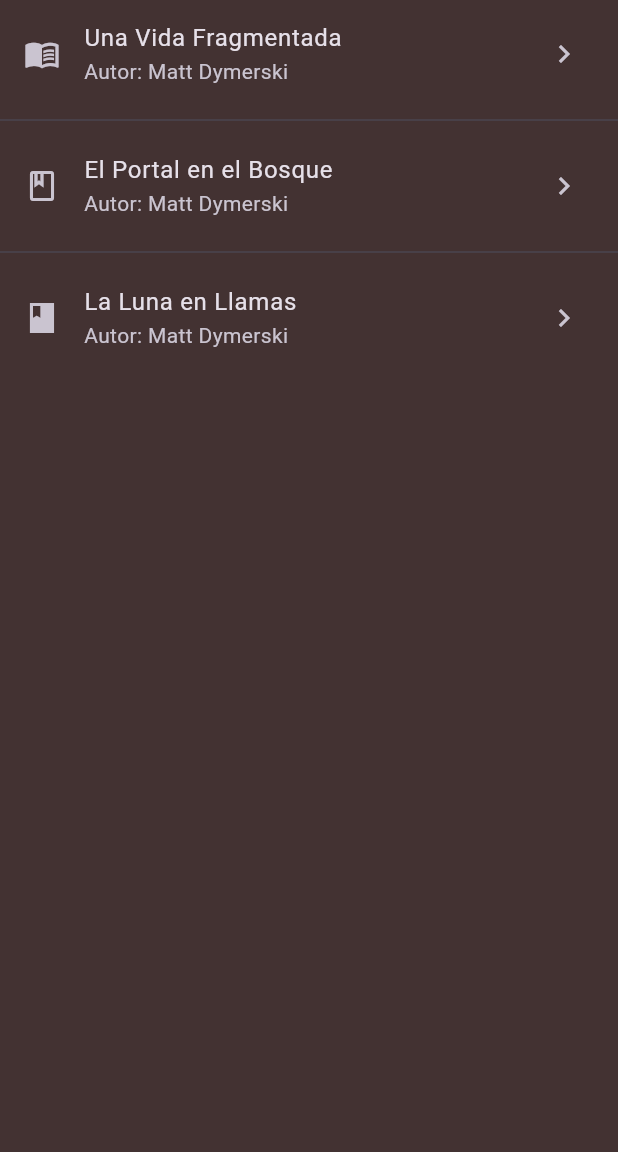
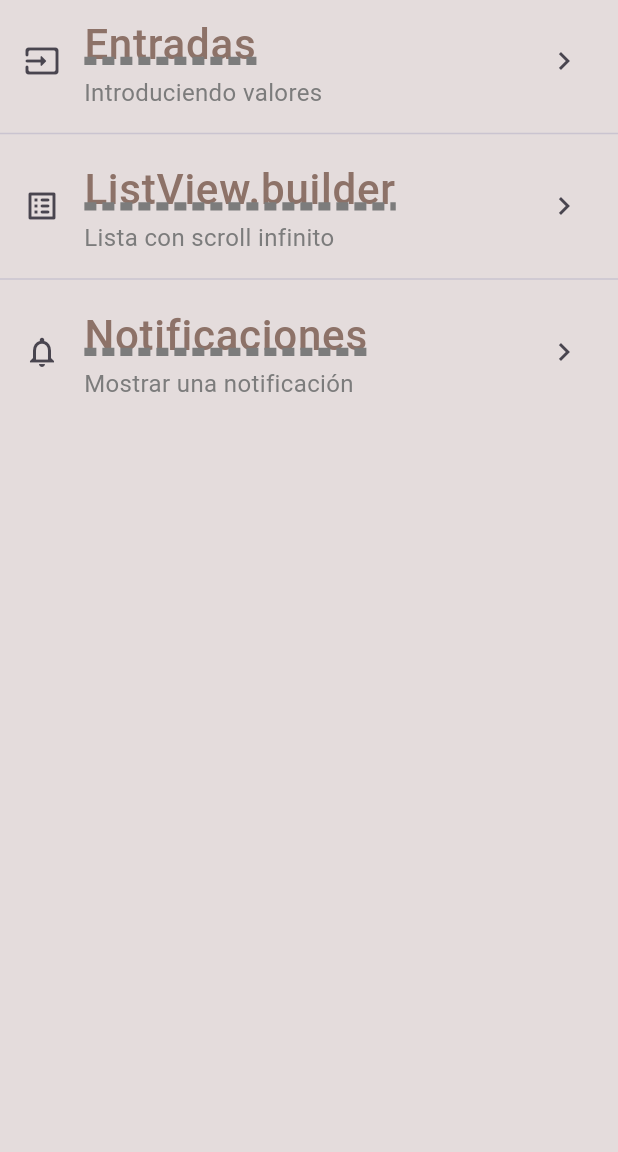
Before and after one commit to DerekAguilar/Componentes-Flutter, a Flutter app: the screen it shows after launch, on a phone screen of 412 x 824 dp, the part 84-1236 px from its top. Run offline on Flutter 3.47's test engine with Material 3 defaults, Android fonts, the phone set to English and light mode, and no system bars; our stand-ins replace google_fonts; Roboto replaces fonts that are missing (Acme, Alice).

Commit message:
Added GoogleFonts and TextTheme

```diff
--- a/lib/main_app.dart
+++ b/lib/main_app.dart
@@ -10,7 +10,7 @@ class MainApp extends StatelessWidget {
     return MaterialApp(
       debugShowCheckedModeBanner: false,
       home: const HomeScreen(),
-      theme: AppTheme.darkTheme
+      theme: AppTheme.lightTheme
     );
   }
 }
--- a/lib/screens/home_screen.dart
+++ b/lib/screens/home_screen.dart
@@ -1,4 +1,5 @@
 import 'package:flutter/material.dart';
+import 'package:practica3/theme/app_theme.dart';
 
 class HomeScreen extends StatelessWidget {
   const HomeScreen({super.key});
@@ -10,26 +11,32 @@ class HomeScreen extends StatelessWidget {
         title: const Text('Componentes de Flutter'),
       ),
       body: ListView(
-        children: const <Widget>[
+        children: <Widget>[
           ListTile(
-            title: Text('Una Vida Fragmentada'),
-            subtitle: Text('Autor: Matt Dymerski'),
-            leading: Icon(Icons.menu_book),
-            trailing: Icon(Icons.keyboard_arrow_right),
+            title: Text('Entradas',
+            style: AppTheme.lightTheme.textTheme.headlineLarge),
+            subtitle: Text('Introduciendo valores',
+            style: AppTheme.lightTheme.textTheme.bodySmall),
+            leading: const Icon(Icons.input_rounded),
+            trailing: const Icon(Icons.keyboard_arrow_right),
           ),
-          Divider(),
+          const Divider(),
           ListTile(
-            title: Text('El Portal en el Bosque'),
-            subtitle: Text('Autor: Matt Dymerski'),
-            leading: Icon(Icons.book_outlined),
-            trailing: Icon(Icons.keyboard_arrow_right),
+            title: Text('ListView.builder',
+            style: AppTheme.lightTheme.textTheme.headlineLarge,),
+            subtitle: Text('Lista con scroll infinito',
+            style: AppTheme.lightTheme.textTheme.bodySmall,),
+            leading: const Icon(Icons.list_alt_rounded),
+            trailing: const Icon(Icons.keyboard_arrow_right),
           ),
-          Divider(),
+          const Divider(),
           ListTile(
-            title: Text('La Luna en Llamas'),
-            subtitle: Text('Autor: Matt Dymerski'),
-            leading: Icon(Icons.book_sharp),
-            trailing: Icon(Icons.keyboard_arrow_right),
+            title: Text('Notificaciones',
+            style: AppTheme.lightTheme.textTheme.headlineLarge,),
+            subtitle: Text('Mostrar una notificación',
+            style: AppTheme.lightTheme.textTheme.bodySmall,),
+            leading: const Icon(Icons.notifications_outlined),
+            trailing: const Icon(Icons.keyboard_arrow_right),
           ),
         ],
       )
--- a/lib/theme/app_theme.dart
+++ b/lib/theme/app_theme.dart
@@ -1,26 +1,51 @@
 // Definición de los temas de estilo de app
 import 'package:flutter/material.dart';
+import 'package:google_fonts/google_fonts.dart';
 
 class AppTheme {
   // Constante color primario
   static const primColor=Color.fromARGB(255, 141,114, 104);
+  // Constante color secundario
+  static const secColor=Color.fromARGB(255, 124, 124, 124);
   // Constante de color de fondo modo claro
   static const bgColorLight=Color.fromARGB(255, 228, 220, 220);
-  // Constante de color de fondo modo oscuro
-  static const bgColorDark=Color.fromARGB(255, 67, 50, 50);
   // Constante de temas
   static final ThemeData lightTheme = ThemeData.light().copyWith(
     scaffoldBackgroundColor: bgColorLight,
     appBarTheme: const AppBarTheme(
       foregroundColor: Colors.white,
       color: primColor
+    ),
+    textTheme: TextTheme(
+      headlineLarge: GoogleFonts.acme(
+        color:primColor,
+        fontSize:28.0,
+        fontWeight: FontWeight.w500,
+        fontStyle: FontStyle.normal,
+        decoration: TextDecoration.underline,
+        decorationColor: AppTheme.secColor,
+        decorationStyle: TextDecorationStyle.dashed,
+        decorationThickness: 4.0
+      ),
+      // Estilo para texto pequeño
+      bodySmall: GoogleFonts.alice(
+        color:secColor,
+        fontSize: 16.0
+      )
     )
   );
   static final ThemeData darkTheme= ThemeData.dark().copyWith(
-    scaffoldBackgroundColor: bgColorDark,
     appBarTheme: const AppBarTheme(
       foregroundColor: Colors.white,
       color: primColor
+    ),
+    textTheme: TextTheme(
+      headlineLarge: GoogleFonts.acme(
+        color:primColor,
+        fontSize:24,
+        fontWeight: FontWeight.w500,
+        fontStyle: FontStyle.italic,
+      ),
     )
   );
 }
--- a/pubspec.yaml
+++ b/pubspec.yaml
@@ -9,11 +9,12 @@ environment:
 dependencies:
   flutter:
     sdk: flutter
+  google_fonts: ^6.1.0
 
 dev_dependencies:
   flutter_test:
     sdk: flutter
-  flutter_lints: ^2.0.0
+  flutter_lints: ^3.0.1
 
 flutter:
   uses-material-design: true
```
Also changed, not shown: pubspec.lock.
